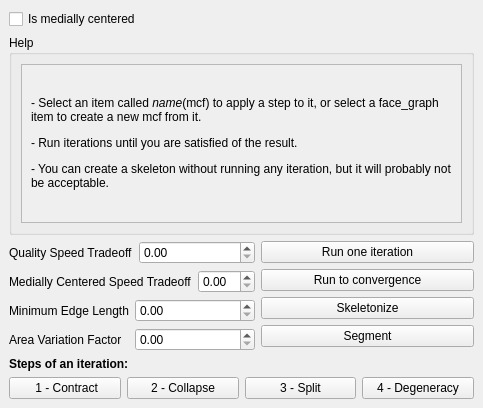
Old version of the form Polyhedron/demo/Polyhedron/Plugins/PMP/Mean_curvature_flow_skeleton_plugin.ui in the repository CGAL/cgal.
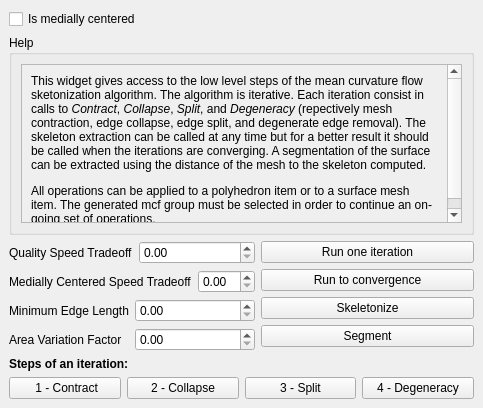
New version of the form.

The edit to the form file:
```diff
--- a/Polyhedron/demo/Polyhedron/Plugins/PMP/Mean_curvature_flow_skeleton_plugin.ui
+++ b/Polyhedron/demo/Polyhedron/Plugins/PMP/Mean_curvature_flow_skeleton_plugin.ui
@@ -52,7 +52,7 @@
            <item>
             <widget class="QLabel" name="label_2">
              <property name="text">
-              <string>&lt;html&gt;&lt;head/&gt;&lt;body&gt;&lt;p&gt;- Select an item called &lt;span style=&quot; font-style:italic;&quot;&gt;name&lt;/span&gt;(mcf) to apply a step to it, or select a face_graph item to create a new mcf from it. &lt;/p&gt;&lt;p&gt;- Run iterations until you are satisfied of the result.&lt;/p&gt;&lt;p&gt;- You can create a skeleton without running any iteration, but it will probably not be acceptable. &lt;/p&gt;&lt;/body&gt;&lt;/html&gt;</string>
+              <string>&lt;html&gt;&lt;head/&gt;&lt;body&gt;&lt;p&gt;This widget gives access to the low level steps of the mean curvature flow sketonization algorithm. The algorithm is iterative. Each iteration consist in calls to &lt;span style=&quot; font-style:italic;&quot;&gt;Contract&lt;/span&gt;, &lt;span style=&quot; font-style:italic;&quot;&gt;Collapse&lt;/span&gt;, &lt;span style=&quot; font-style:italic;&quot;&gt;Split&lt;/span&gt;, and &lt;span style=&quot; font-style:italic;&quot;&gt;Degeneracy&lt;/span&gt; (repectively mesh contraction, edge collapse, edge split, and degenerate edge removal). The skeleton extraction can be called at any time but for a better result it should be called when the iterations are converging. A segmentation of the surface can be extracted using the distance of the mesh to the skeleton computed.&lt;/p&gt;&lt;p&gt;All operations can be applied to a polyhedron item or to a surface mesh item. The generated mcf group must be selected in order to continue an on-going set of operations. &lt;/p&gt;&lt;/body&gt;&lt;/html&gt;</string>
              </property>
              <property name="wordWrap">
               <bool>true</bool>
```
